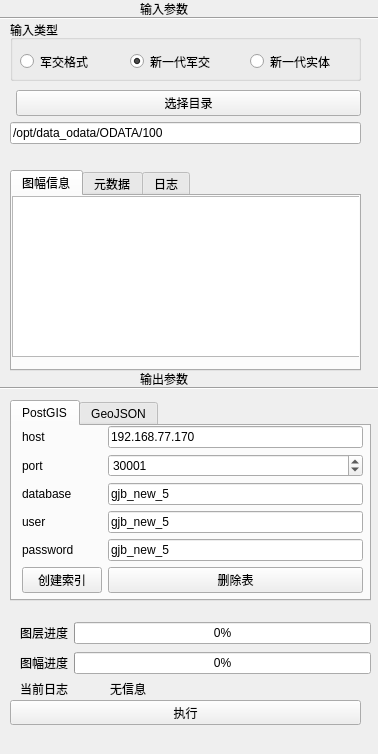
Above: src/plugins/txtinput/txtinputDock.ui from ParnDeedlit/QGIS before the change. Below: the same form after it.
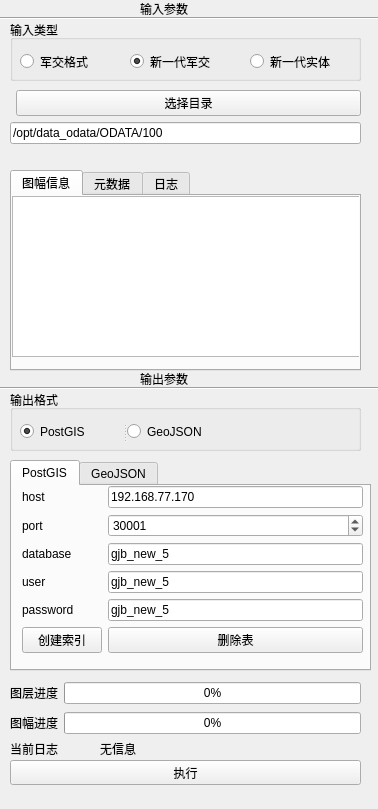
That is the form after the change.

Patch:
```diff
--- a/src/plugins/txtinput/txtinputDock.ui
+++ b/src/plugins/txtinput/txtinputDock.ui
@@ -7,7 +7,7 @@
     <x>0</x>
     <y>0</y>
     <width>378</width>
-    <height>754</height>
+    <height>809</height>
    </rect>
   </property>
   <property name="windowTitle">
@@ -154,7 +154,7 @@
     <property name="geometry">
      <rect>
       <x>10</x>
-      <y>700</y>
+      <y>760</y>
       <width>351</width>
       <height>25</height>
      </rect>
@@ -166,8 +166,8 @@
    <widget class="QLabel" name="label_10">
     <property name="geometry">
      <rect>
-      <x>20</x>
-      <y>680</y>
+      <x>10</x>
+      <y>740</y>
       <width>91</width>
       <height>17</height>
      </rect>
@@ -179,8 +179,8 @@
    <widget class="QLabel" name="labelLog">
     <property name="geometry">
      <rect>
-      <x>110</x>
-      <y>680</y>
+      <x>100</x>
+      <y>740</y>
       <width>271</width>
       <height>17</height>
      </rect>
@@ -193,9 +193,9 @@
     <property name="geometry">
      <rect>
       <x>10</x>
-      <y>400</y>
+      <y>460</y>
       <width>361</width>
-      <height>201</height>
+      <height>211</height>
      </rect>
     </property>
     <property name="currentIndex">
@@ -314,8 +314,8 @@
    <widget class="QWidget" name="layoutWidget">
     <property name="geometry">
      <rect>
-      <x>20</x>
-      <y>620</y>
+      <x>10</x>
+      <y>680</y>
       <width>351</width>
       <height>58</height>
      </rect>
@@ -406,6 +406,45 @@
      </property>
     </widget>
    </widget>
+   <widget class="QGroupBox" name="groupBox_2">
+    <property name="geometry">
+     <rect>
+      <x>10</x>
+      <y>390</y>
+      <width>351</width>
+      <height>61</height>
+     </rect>
+    </property>
+    <property name="title">
+     <string>输出格式</string>
+    </property>
+    <widget class="QSplitter" name="splitter">
+     <property name="geometry">
+      <rect>
+       <x>10</x>
+       <y>30</y>
+       <width>224</width>
+       <height>23</height>
+      </rect>
+     </property>
+     <property name="orientation">
+      <enum>Qt::Horizontal</enum>
+     </property>
+     <widget class="QRadioButton" name="radioPostgis">
+      <property name="text">
+       <string>PostGIS</string>
+      </property>
+      <property name="checked">
+       <bool>true</bool>
+      </property>
+     </widget>
+     <widget class="QRadioButton" name="radioGeojson">
+      <property name="text">
+       <string>GeoJSON</string>
+      </property>
+     </widget>
+    </widget>
+   </widget>
   </widget>
  </widget>
  <resources/>
```
Left out of the diff: 4 changed lines with no effect on the pictures.
